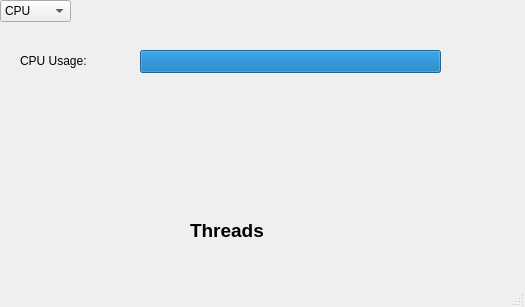
The window that mainwindow.ui (lucassmoro/cpu-monitoring) describes before a commit, drawn with Qt 5.
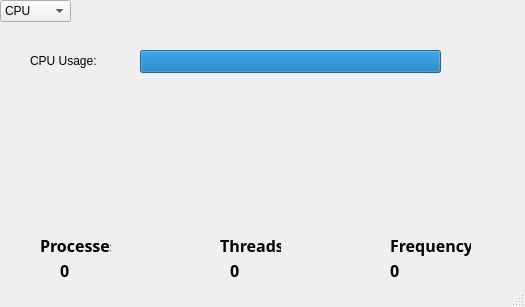
The same window after the commit.

Commit message: feat: cpu usage, number os therads and processes, cpu frequency on GUI

```diff
--- a/mainwindow.ui
+++ b/mainwindow.ui
@@ -17,7 +17,7 @@
    <widget class="QLabel" name="cpu_label">
     <property name="geometry">
      <rect>
-      <x>20</x>
+      <x>30</x>
       <y>40</y>
       <width>101</width>
       <height>41</height>
@@ -107,18 +107,19 @@
    <widget class="QLabel" name="threads_label">
     <property name="geometry">
      <rect>
-      <x>190</x>
-      <y>210</y>
-      <width>91</width>
-      <height>41</height>
+      <x>220</x>
+      <y>230</y>
+      <width>61</width>
+      <height>31</height>
      </rect>
     </property>
     <property name="font">
      <font>
-      <family>Segoe UI</family>
-      <pointsize>14</pointsize>
+      <family>Yu Gothic UI Semibold</family>
+      <pointsize>12</pointsize>
       <italic>false</italic>
       <bold>true</bold>
+      <strikeout>false</strikeout>
      </font>
     </property>
     <property name="styleSheet">
@@ -128,6 +129,131 @@
      <string>Threads</string>
     </property>
    </widget>
+   <widget class="QLabel" name="process_label">
+    <property name="geometry">
+     <rect>
+      <x>40</x>
+      <y>230</y>
+      <width>71</width>
+      <height>31</height>
+     </rect>
+    </property>
+    <property name="font">
+     <font>
+      <family>Yu Gothic UI Semibold</family>
+      <pointsize>12</pointsize>
+      <italic>false</italic>
+      <bold>true</bold>
+      <strikeout>false</strikeout>
+     </font>
+    </property>
+    <property name="styleSheet">
+     <string notr="true">font: 700 12pt &quot;Yu Gothic UI Semibold&quot;;</string>
+    </property>
+    <property name="text">
+     <string>Processes</string>
+    </property>
+   </widget>
+   <widget class="QLabel" name="process_number">
+    <property name="geometry">
+     <rect>
+      <x>60</x>
+      <y>260</y>
+      <width>51</width>
+      <height>21</height>
+     </rect>
+    </property>
+    <property name="font">
+     <font>
+      <family>Yu Gothic UI Semibold</family>
+      <pointsize>12</pointsize>
+      <italic>false</italic>
+      <bold>true</bold>
+      <strikeout>false</strikeout>
+     </font>
+    </property>
+    <property name="styleSheet">
+     <string notr="true">font: 700 12pt &quot;Yu Gothic UI Semibold&quot;;</string>
+    </property>
+    <property name="text">
+     <string>0</string>
+    </property>
+   </widget>
+   <widget class="QLabel" name="threads_number">
+    <property name="geometry">
+     <rect>
+      <x>230</x>
+      <y>260</y>
+      <width>61</width>
+      <height>21</height>
+     </rect>
+    </property>
+    <property name="font">
+     <font>
+      <family>Yu Gothic UI Semibold</family>
+      <pointsize>12</pointsize>
+      <italic>false</italic>
+      <bold>true</bold>
+      <strikeout>false</strikeout>
+     </font>
+    </property>
+    <property name="styleSheet">
+     <string notr="true">font: 700 12pt &quot;Yu Gothic UI Semibold&quot;;</string>
+    </property>
+    <property name="text">
+     <string>0</string>
+    </property>
+   </widget>
+   <widget class="QLabel" name="frequency_label">
+    <property name="geometry">
+     <rect>
+      <x>390</x>
+      <y>230</y>
+      <width>81</width>
+      <height>31</height>
+     </rect>
+    </property>
+    <property name="font">
+     <font>
+      <family>Yu Gothic UI Semibold</family>
+      <pointsize>12</pointsize>
+      <italic>false</italic>
+      <bold>true</bold>
+      <strikeout>false</strikeout>
+     </font>
+    </property>
+    <property name="styleSheet">
+     <string notr="true">font: 700 12pt &quot;Yu Gothic UI Semibold&quot;;</string>
+    </property>
+    <property name="text">
+     <string>Frequency</string>
+    </property>
+   </widget>
+   <widget class="QLabel" name="frequency_number">
+    <property name="geometry">
+     <rect>
+      <x>390</x>
+      <y>260</y>
+      <width>101</width>
+      <height>21</height>
+     </rect>
+    </property>
+    <property name="font">
+     <font>
+      <family>Yu Gothic UI Semibold</family>
+      <pointsize>12</pointsize>
+      <italic>false</italic>
+      <bold>true</bold>
+      <strikeout>false</strikeout>
+     </font>
+    </property>
+    <property name="styleSheet">
+     <string notr="true">font: 700 12pt &quot;Yu Gothic UI Semibold&quot;;</string>
+    </property>
+    <property name="text">
+     <string>0</string>
+    </property>
+   </widget>
   </widget>
   <widget class="QStatusBar" name="statusbar"/>
  </widget>
```
Left out of the diff: 4 changed lines with no effect on the pictures. The commit also changes 2 other files.
